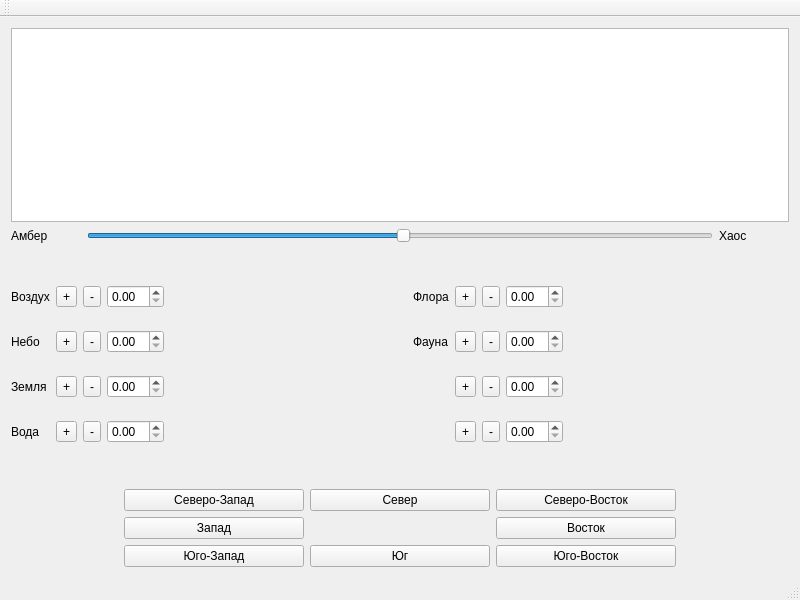
This is AmberUI/shadowsview.ui in graninas/Amber as Qt 5 draws it before an edit. The edited form follows.
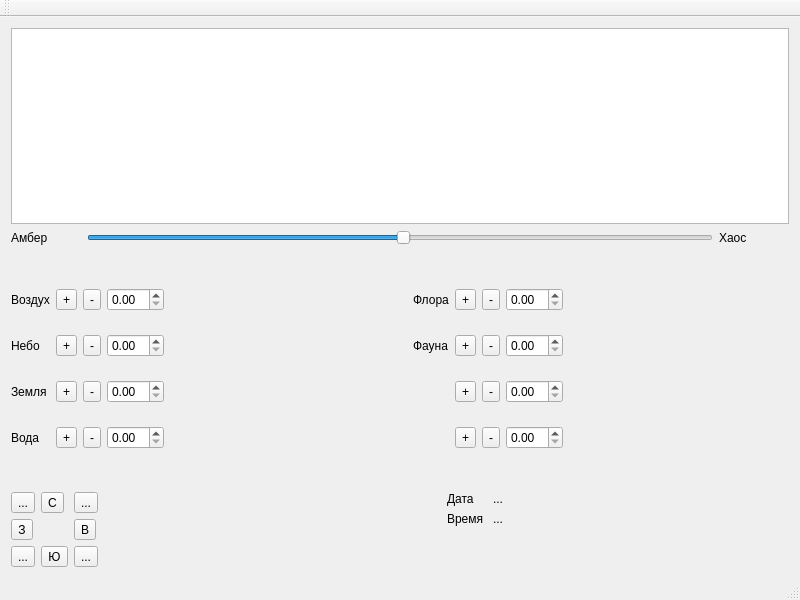
This is the edited form. Icons and pictures are not drawn.

Commit message: Now, Amber is changing and time is ticking.

```diff
--- a/AmberUI/shadowsview.ui
+++ b/AmberUI/shadowsview.ui
@@ -551,159 +551,111 @@
      <layout class="QHBoxLayout" name="horizontalLayout_2">
       <item>
        <layout class="QGridLayout" name="gridLayout_2" rowstretch="0,0,0">
+        <item row="0" column="0">
+         <widget class="QToolButton" name="toolButton_18">
+          <property name="text">
+           <string>...</string>
+          </property>
+         </widget>
+        </item>
+        <item row="1" column="0">
+         <widget class="QToolButton" name="toolButton_19">
+          <property name="text">
+           <string>З</string>
+          </property>
+         </widget>
+        </item>
+        <item row="2" column="1">
+         <widget class="QToolButton" name="toolButton_20">
+          <property name="text">
+           <string>Ю</string>
+          </property>
+         </widget>
+        </item>
+        <item row="2" column="0">
+         <widget class="QToolButton" name="toolButton_21">
+          <property name="text">
+           <string>...</string>
+          </property>
+         </widget>
+        </item>
+        <item row="1" column="2">
+         <widget class="QToolButton" name="toolButton_22">
+          <property name="text">
+           <string>В</string>
+          </property>
+         </widget>
+        </item>
         <item row="2" column="2">
-         <widget class="QPushButton" name="pushButton_3">
-          <property name="sizePolicy">
-           <sizepolicy hsizetype="Fixed" vsizetype="Fixed">
-            <horstretch>0</horstretch>
-            <verstretch>0</verstretch>
-           </sizepolicy>
-          </property>
-          <property name="minimumSize">
-           <size>
-            <width>180</width>
-            <height>0</height>
-           </size>
-          </property>
+         <widget class="QToolButton" name="toolButton_23">
           <property name="text">
-           <string>Юг</string>
+           <string>...</string>
           </property>
          </widget>
         </item>
         <item row="0" column="2">
-         <widget class="QPushButton" name="pushButton">
-          <property name="sizePolicy">
-           <sizepolicy hsizetype="Fixed" vsizetype="Fixed">
-            <horstretch>0</horstretch>
-            <verstretch>0</verstretch>
-           </sizepolicy>
+         <widget class="QToolButton" name="toolButton_24">
+          <property name="text">
+           <string>...</string>
           </property>
-          <property name="minimumSize">
-           <size>
-            <width>180</width>
-            <height>0</height>
-           </size>
+         </widget>
+        </item>
+        <item row="0" column="1">
+         <widget class="QToolButton" name="toolButton_5">
+          <property name="text">
+           <string>С</string>
           </property>
+         </widget>
+        </item>
+       </layout>
+      </item>
+      <item>
+       <spacer name="horizontalSpacer_8">
+        <property name="orientation">
+         <enum>Qt::Horizontal</enum>
+        </property>
+        <property name="sizeHint" stdset="0">
+         <size>
+          <width>40</width>
+          <height>20</height>
+         </size>
+        </property>
+       </spacer>
+      </item>
+      <item>
+       <layout class="QFormLayout" name="formLayout">
+        <property name="fieldGrowthPolicy">
+         <enum>QFormLayout::AllNonFixedFieldsGrow</enum>
+        </property>
+        <item row="0" column="0">
+         <widget class="QLabel" name="label_9">
           <property name="text">
-           <string>Север</string>
+           <string>Дата</string>
+          </property>
+         </widget>
+        </item>
+        <item row="0" column="1">
+         <widget class="QLabel" name="l_Date">
+          <property name="text">
+           <string>...</string>
+          </property>
+         </widget>
+        </item>
+        <item row="1" column="0">
+         <widget class="QLabel" name="label_11">
+          <property name="text">
+           <string>Время</string>
           </property>
          </widget>
         </item>
         <item row="1" column="1">
-         <widget class="QPushButton" name="pushButton_4">
-          <property name="sizePolicy">
-           <sizepolicy hsizetype="Fixed" vsizetype="Fixed">
-            <horstretch>0</horstretch>
-            <verstretch>0</verstretch>
-           </sizepolicy>
-          </property>
-          <property name="minimumSize">
-           <size>
-            <width>180</width>
-            <height>0</height>
-           </size>
-          </property>
+         <widget class="QLabel" name="l_Time">
           <property name="text">
-           <string>Запад</string>
+           <string>...</string>
           </property>
          </widget>
         </item>
-        <item row="1" column="3">
-         <widget class="QPushButton" name="pushButton_2">
-          <property name="sizePolicy">
-           <sizepolicy hsizetype="Fixed" vsizetype="Fixed">
-            <horstretch>0</horstretch>
-            <verstretch>0</verstretch>
-           </sizepolicy>
-          </property>
-          <property name="minimumSize">
-           <size>
-            <width>180</width>
-            <height>0</height>
-           </size>
-          </property>
-          <property name="text">
-           <string>Восток</string>
-          </property>
-         </widget>
-        </item>
-        <item row="2" column="3">
-         <widget class="QPushButton" name="pushButton_5">
-          <property name="sizePolicy">
-           <sizepolicy hsizetype="Fixed" vsizetype="Fixed">
-            <horstretch>0</horstretch>
-            <verstretch>0</verstretch>
-           </sizepolicy>
-          </property>
-          <property name="minimumSize">
-           <size>
-            <width>180</width>
-            <height>0</height>
-           </size>
-          </property>
-          <property name="text">
-           <string>Юго-Восток</string>
-          </property>
-         </widget>
-        </item>
-        <item row="2" column="1">
-         <widget class="QPushButton" name="pushButton_8">
-          <property name="sizePolicy">
-           <sizepolicy hsizetype="Fixed" vsizetype="Fixed">
-            <horstretch>0</horstretch>
-            <verstretch>0</verstretch>
-           </sizepolicy>
-          </property>
-          <property name="minimumSize">
-           <size>
-            <width>180</width>
-            <height>0</height>
-           </size>
-          </property>
-          <property name="text">
-           <string>Юго-Запад</string>
-          </property>
-         </widget>
-        </item>
-        <item row="0" column="3">
-         <widget class="QPushButton" name="pushButton_6">
-          <property name="sizePolicy">
-           <sizepolicy hsizetype="Fixed" vsizetype="Fixed">
-            <horstretch>0</horstretch>
-            <verstretch>0</verstretch>
-           </sizepolicy>
-          </property>
-          <property name="minimumSize">
-           <size>
-            <width>180</width>
-            <height>0</height>
-           </size>
-          </property>
-          <property name="text">
-           <string>Северо-Восток</string>
-          </property>
-         </widget>
-        </item>
-        <item row="0" column="1">
-         <widget class="QPushButton" name="pushButton_7">
-          <property name="sizePolicy">
-           <sizepolicy hsizetype="Fixed" vsizetype="Fixed">
-            <horstretch>0</horstretch>
-            <verstretch>0</verstretch>
-           </sizepolicy>
-          </property>
-          <property name="minimumSize">
-           <size>
-            <width>180</width>
-            <height>0</height>
-           </size>
-          </property>
-          <property name="text">
-           <string>Северо-Запад</string>
-          </property>
-         </widget>
-        </item>
-        <item row="1" column="0">
+        <item row="2" column="0">
          <spacer name="horizontalSpacer">
           <property name="orientation">
            <enum>Qt::Horizontal</enum>
@@ -716,7 +668,7 @@
           </property>
          </spacer>
         </item>
-        <item row="1" column="4">
+        <item row="2" column="1">
          <spacer name="horizontalSpacer_3">
           <property name="orientation">
            <enum>Qt::Horizontal</enum>
```
Left out of the diff: 158 changed lines with no effect on the pictures. The commit also changes 7 other files.
